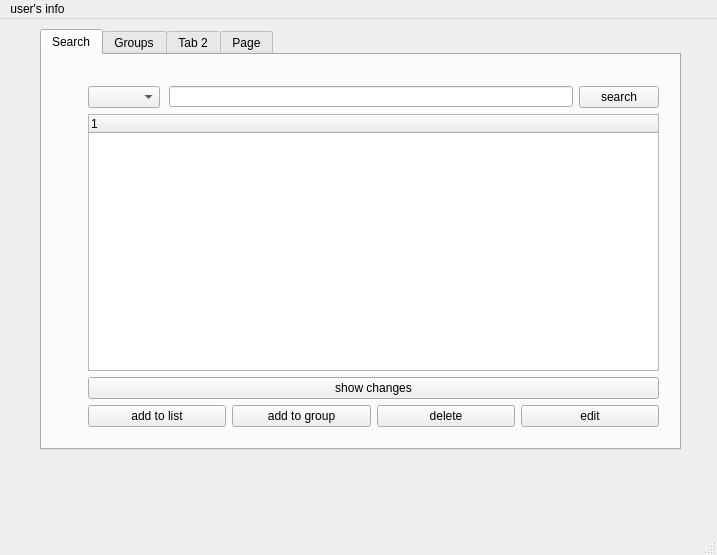
This is Store/main_page.ui in Mitraaaaa/Store as Qt 5 draws it before an edit. The edited form follows.
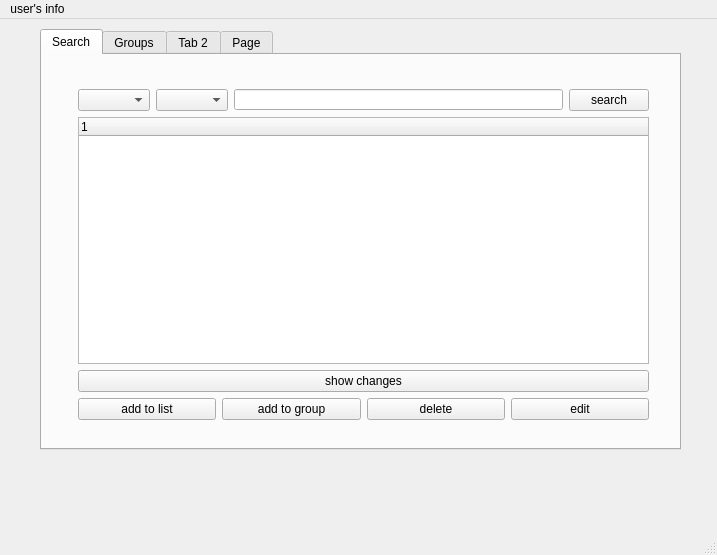
This is the edited form. The open tabs and pages were chosen to show the change. Icons and pictures are not drawn.

Commit message: Inhance Search in main_page tab 1

The edit to the form file:
```diff
--- a/Store/main_page.ui
+++ b/Store/main_page.ui
@@ -60,38 +60,25 @@
      <widget class="QWidget" name="">
       <property name="geometry">
        <rect>
-        <x>46</x>
-        <y>31</y>
+        <x>36</x>
+        <y>34</y>
         <width>571</width>
-        <height>341</height>
+        <height>331</height>
        </rect>
       </property>
       <layout class="QVBoxLayout" name="verticalLayout">
        <item>
         <layout class="QHBoxLayout" name="horizontalLayout_2">
          <item>
-          <widget class="QComboBox" name="comboBox">
+          <widget class="QComboBox" name="combo_search_by_tab1"/>
+         </item>
+         <item>
+          <widget class="QComboBox" name="comosearchtab1">
            <property name="currentText">
             <string extracomment="type of search"/>
            </property>
           </widget>
          </item>
-         <item>
-          <spacer name="horizontalSpacer">
-           <property name="orientation">
-            <enum>Qt::Horizontal</enum>
-           </property>
-           <property name="sizeType">
-            <enum>QSizePolicy::Fixed</enum>
-           </property>
-           <property name="sizeHint" stdset="0">
-            <size>
-             <width>3</width>
-             <height>20</height>
-            </size>
-           </property>
-          </spacer>
-         </item>
          <item>
           <widget class="QLineEdit" name="serchzone">
            <property name="maximumSize">
```
Left out of the diff: 4 changed lines with no effect on the pictures. The commit also changes 5 other files.
